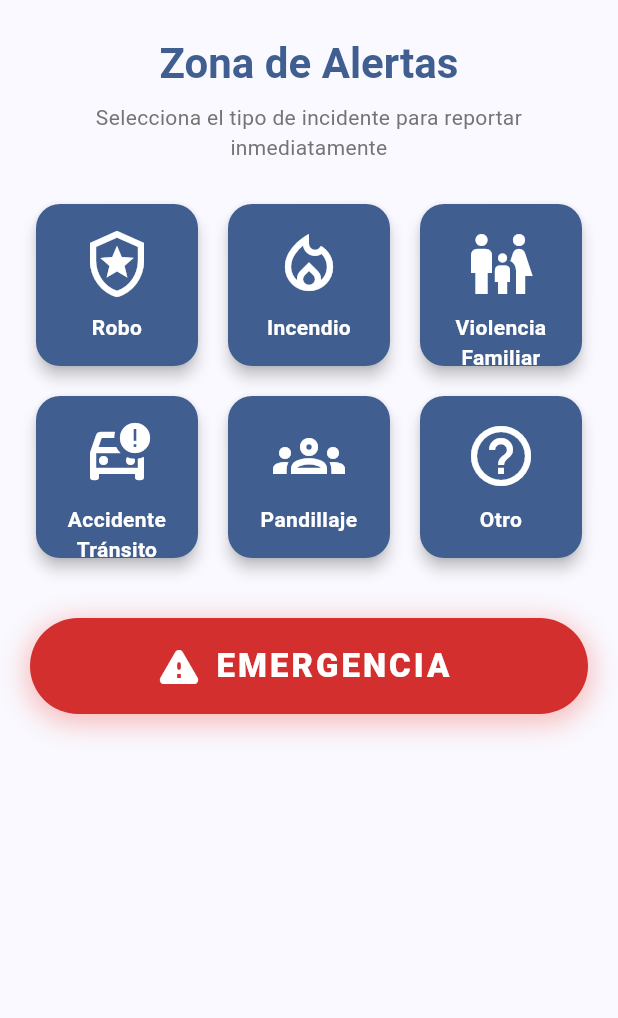
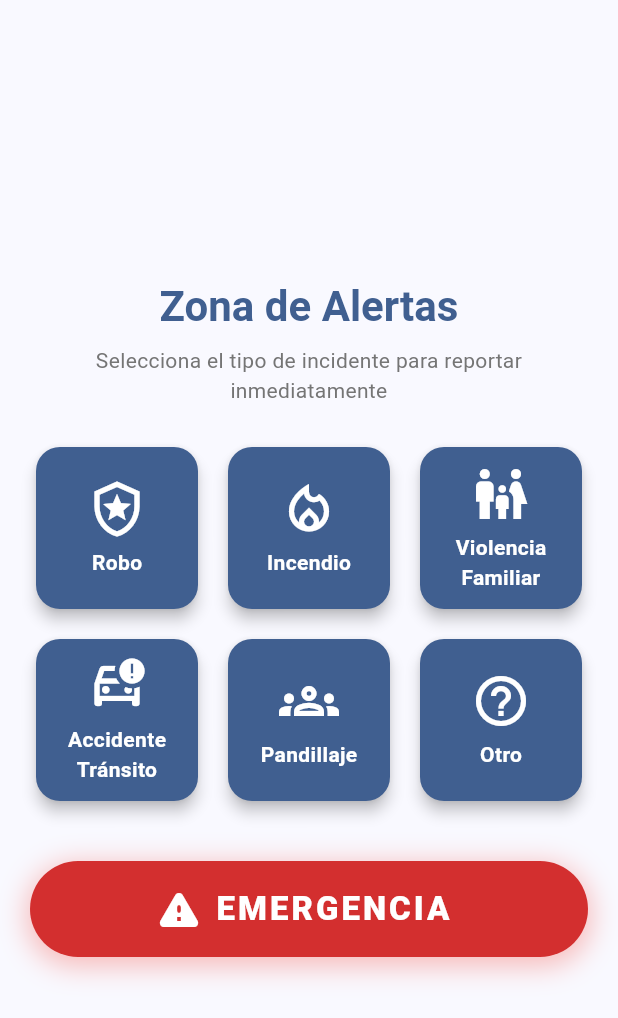
Before and after one commit to roby-dev/saeta_ciudadano_v2, a Flutter app: the EmergencyView widget shown alone on an empty page, opened directly, on a phone screen of 412 x 824 dp. Shown: the top 1018 px of the screen. Run offline on Flutter 3.47's test engine with Material 3 defaults, Android fonts, the phone set to English and light mode, and no system bars; our stand-ins replace dartz, dio, equatable, flutter_bloc, flutter_native_contact_picker, flutter_secure_storage and 4 more; missing offline and left inert: a package; accounts and stored records are empty; network calls fail.

Commit message:
fix(emergency): prevent card title overflow and center alert zone vertically
Scale two-line card titles down instead of overflowing, and let the emergency view fill the viewport so its content centers. Also disable Kotlin incremental compilation, which fails on Windows when the project and the pub cache live on different drives.

```diff
--- a/lib/features/main/presentation/pages/emergency_view.dart
+++ b/lib/features/main/presentation/pages/emergency_view.dart
@@ -14,8 +14,12 @@ class EmergencyView extends StatelessWidget {
       context: context,
       builder: (ctx) => AlertDialog(
         icon: Icon(
-          alertName == 'Emergencia' ? Icons.warning_amber_rounded : Icons.info_outline,
-          color: alertName == 'Emergencia' ? Colors.red : Theme.of(context).colorScheme.primary,
+          alertName == 'Emergencia'
+              ? Icons.warning_amber_rounded
+              : Icons.info_outline,
+          color: alertName == 'Emergencia'
+              ? Colors.red
+              : Theme.of(context).colorScheme.primary,
           size: 48,
         ),
         title: Text('Reportar $alertName'),
@@ -29,7 +33,8 @@ class EmergencyView extends StatelessWidget {
           ),
           FilledButton(
             style: FilledButton.styleFrom(
-              backgroundColor: alertName == 'Emergencia' ? Colors.red.shade700 : null,
+              backgroundColor:
+                  alertName == 'Emergencia' ? Colors.red.shade700 : null,
             ),
             onPressed: () => Navigator.of(ctx).pop(true),
             child: const Text('ENVIAR ALERTA'),
@@ -65,7 +70,8 @@ class EmergencyView extends StatelessWidget {
       showDialog<void>(
         context: context,
         builder: (ctx) => AlertDialog(
-          icon: const Icon(Icons.check_circle_outline, color: Colors.green, size: 52),
+          icon: const Icon(Icons.check_circle_outline,
+              color: Colors.green, size: 52),
           title: const Text('Alerta Enviada'),
           content: Text(
             'Tu alerta de $alertName fue registrada exitosamente en la central.\n'
@@ -107,9 +113,16 @@ class EmergencyView extends StatelessWidget {
     return Stack(
       children: [
         SafeArea(
-          child: SingleChildScrollView(
+          child: LayoutBuilder(
+            builder: (context, constraints) => SingleChildScrollView(
               padding: const EdgeInsets.symmetric(horizontal: 20, vertical: 24),
+              // Fill the viewport so the content centers vertically, while still
+              // scrolling when it doesn't fit (small screens, large fonts).
+              child: ConstrainedBox(
+                constraints:
+                    BoxConstraints(minHeight: constraints.maxHeight - 48),
                 child: Column(
+                  mainAxisAlignment: MainAxisAlignment.center,
                   crossAxisAlignment: CrossAxisAlignment.stretch,
                   children: [
                     Text(
@@ -154,13 +167,15 @@ class EmergencyView extends StatelessWidget {
                           title: 'Violencia\nFamiliar',
                           icon: Icons.family_restroom_outlined,
                           backgroundColor: cardColor,
-                      onTap: () => _triggerSendAlert(context, 'Violencia Familiar'),
+                          onTap: () =>
+                              _triggerSendAlert(context, 'Violencia Familiar'),
                         ),
                         EmergencyTypeCard(
                           title: 'Accidente\nTránsito',
                           icon: Icons.car_crash_outlined,
                           backgroundColor: cardColor,
-                      onTap: () => _triggerSendAlert(context, 'Accidente de Tránsito'),
+                          onTap: () => _triggerSendAlert(
+                              context, 'Accidente de Tránsito'),
                         ),
                         EmergencyTypeCard(
                           title: 'Pandillaje',
@@ -184,6 +199,8 @@ class EmergencyView extends StatelessWidget {
                       onPressed: () => _triggerSendAlert(context, 'Emergencia'),
                     ),
                   ],
+                ),
+              ),
             ),
           ),
         ),
--- a/lib/features/main/presentation/widgets/emergency_type_card.dart
+++ b/lib/features/main/presentation/widgets/emergency_type_card.dart
@@ -29,25 +29,31 @@ class EmergencyTypeCard extends StatelessWidget {
       child: InkWell(
         onTap: onTap,
         child: Padding(
-          padding: const EdgeInsets.symmetric(vertical: 16, horizontal: 8),
+          padding: const EdgeInsets.all(8),
           child: Column(
             mainAxisAlignment: MainAxisAlignment.center,
             children: [
               Icon(
                 icon,
-                size: 48,
+                size: 40,
                 color: Colors.white,
               ),
-              const SizedBox(height: 8),
-              Text(
+              const SizedBox(height: 6),
+              // Two-line titles (e.g. "Violencia\nFamiliar") scale down instead
+              // of overflowing on narrow screens or large system font sizes.
+              Flexible(
+                child: FittedBox(
+                  fit: BoxFit.scaleDown,
+                  child: Text(
                     title,
                     textAlign: TextAlign.center,
                     maxLines: 2,
-                overflow: TextOverflow.ellipsis,
                     style: const TextStyle(
                       color: Colors.white,
                       fontWeight: FontWeight.bold,
                       fontSize: 14,
+                    ),
+                  ),
                 ),
               ),
             ],
```
Also changed, not shown: 1 other file. Lines whose indentation alone changed are shown as unchanged.
